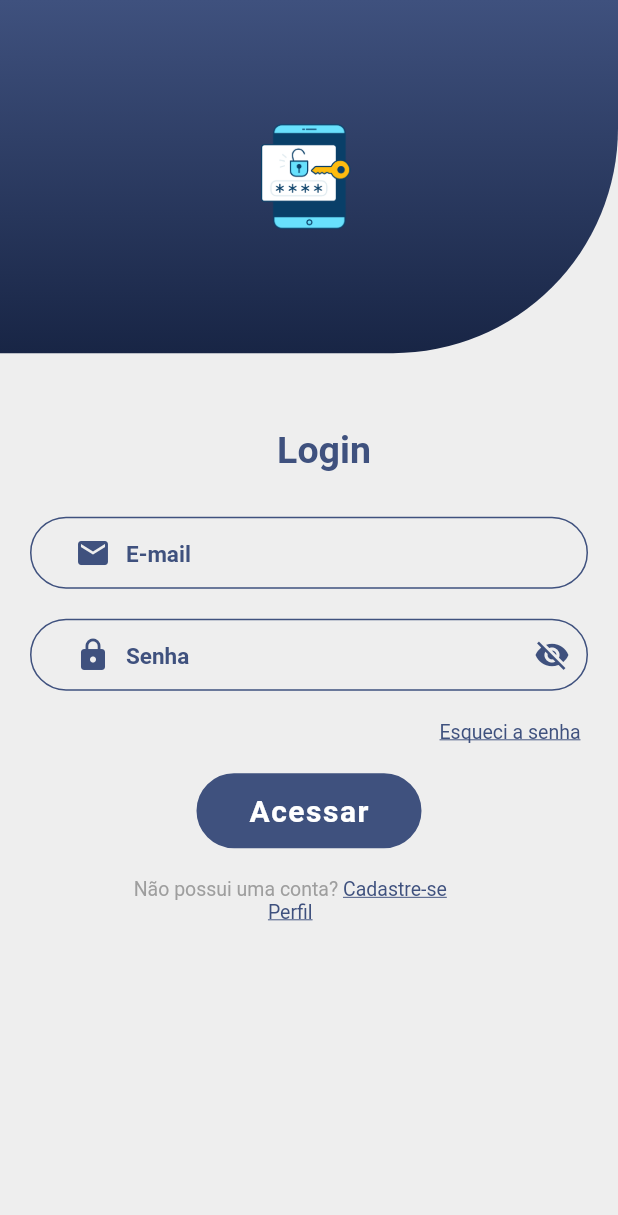
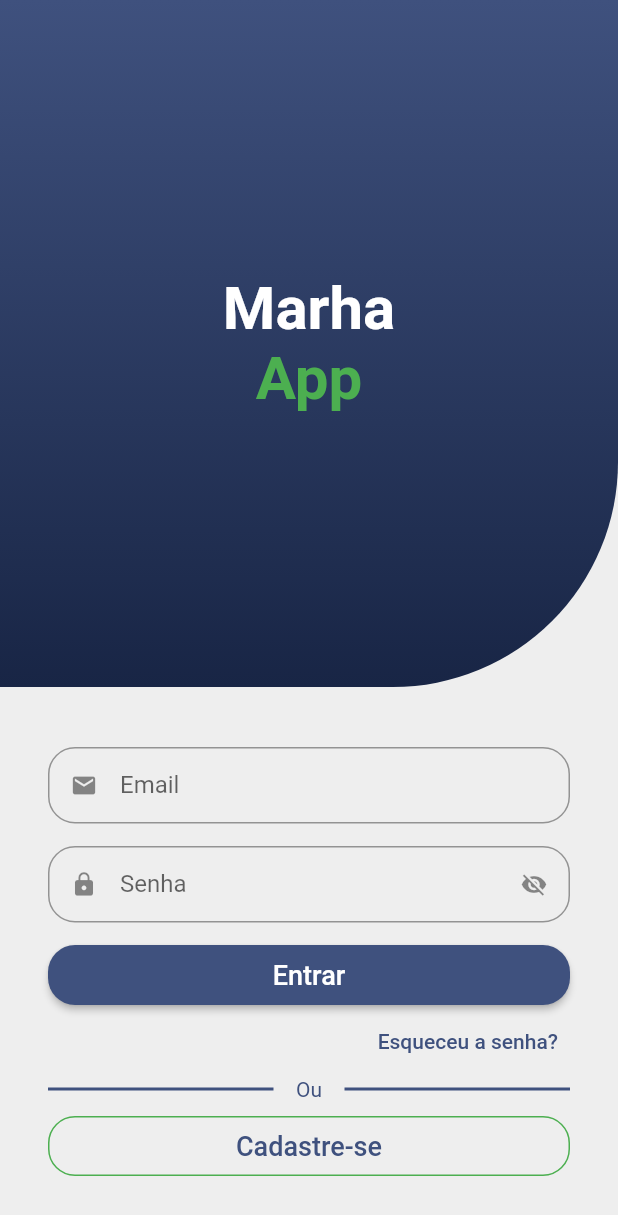
Before and after one commit to samuelfer/marhapass, a Flutter app: the screen it shows after launch, on a phone screen of 412 x 824 dp. Shown: the top 1215 px of the screen. Run offline on Flutter 3.47's test engine with Material 2 defaults, Android fonts, the phone set to English and light mode, and no system bars; drawn by our look-alikes of snippet_coder_utils.

Commit message:
Configurando o nome do app na tela de login

```diff
--- a/lib/main.dart
+++ b/lib/main.dart
@@ -1,6 +1,7 @@
 import 'package:flutter/material.dart';
+import 'package:marhapass/src/pages/auth/signin_screen.dart';
 import 'package:marhapass/src/pages/login_page.dart';
-import 'package:marhapass/src/pages/profile/profile.dart';
+import 'package:marhapass/src/pages/profile/profile_screen.dart';
 import 'package:marhapass/src/pages/register_page.dart';
 
 void main() {
@@ -13,12 +14,16 @@ class MyApp extends StatelessWidget {
   @override
   Widget build(BuildContext context) {
     return MaterialApp(
-      title: 'Meu App de Senhas',
+      title: 'MarhaApp',
+      theme: ThemeData(
+        primarySwatch: Colors.green,
+      ),
       debugShowCheckedModeBanner: false,
       routes: {
-        '/': (context) => const LoginPage(),
+        '/': (context) => const SigninScreenPage(),
+        '/login': (context) => const LoginPage(),
         '/register': (context) => const UserRegisterPage(),
-        '/profile': (context) => const Profile()
+        '/profile': (context) => const ProfileScreen()
       },
     );
   }
--- /dev/null
+++ b/lib/src/pages/auth/signin_screen.dart
@@ -0,0 +1,141 @@
+import 'package:flutter/material.dart';
+
+import '../components/custom_header_expanded.dart';
+import '../components/custom_text_field.dart';
+
+class SigninScreenPage extends StatefulWidget {
+  const SigninScreenPage({Key? key}) : super(key: key);
+
+  @override
+  State<SigninScreenPage> createState() => _SigninScreenPageState();
+}
+
+class _SigninScreenPageState extends State<SigninScreenPage> {
+  @override
+  Widget build(BuildContext context) {
+    return Scaffold(
+      backgroundColor: Colors.grey[200],
+      body: Column(
+        mainAxisAlignment: MainAxisAlignment.start,
+        crossAxisAlignment: CrossAxisAlignment.start,
+        children: [
+          const CustomHeaderExpanded(),
+          Container(
+            padding: const EdgeInsets.symmetric(
+              horizontal: 32,
+              vertical: 40,
+            ),
+            child: Column(
+              crossAxisAlignment: CrossAxisAlignment.stretch,
+              children: [
+                //Email
+                const CustomTextFied(
+                  icon: Icons.email,
+                  label: 'Email',
+                ),
+
+                //Nome
+                const CustomTextFied(
+                  icon: Icons.lock,
+                  label: 'Senha',
+                  isSecret: true,
+                ),
+
+                //Botao entrar
+                SizedBox(
+                  height: 40,
+                  child: ElevatedButton(
+                    style: ElevatedButton.styleFrom(
+                      shape: RoundedRectangleBorder(
+                        borderRadius: BorderRadius.circular(18),
+                      ),
+                      backgroundColor: const Color.fromRGBO(63, 81, 126, 5),
+                    ),
+                    onPressed: () {},
+                    child: const Text(
+                      "Entrar",
+                      style: TextStyle(
+                        fontSize: 18,
+                      ),
+                    ),
+                  ),
+                ),
+
+                //Esqueceu a senha
+                Align(
+                  alignment: Alignment.centerRight,
+                  child: TextButton(
+                    onPressed: () {},
+                    child: const Text(
+                      'Esqueceu a senha?',
+                      style: TextStyle(
+                        color: Color.fromRGBO(63, 81, 126, 5),
+                      ),
+                    ),
+                  ),
+                ),
+
+                //Divisor
+                Padding(
+                  padding: const EdgeInsets.only(bottom: 10),
+                  child: Row(
+                    children: const [
+                      Expanded(
+                        child: Divider(
+                          color: Color.fromRGBO(63, 81, 126, 5),
+                          thickness: 2,
+                        ),
+                      ),
+                      Padding(
+                        padding: EdgeInsets.symmetric(
+                          horizontal: 15,
+                        ),
+                        child: Text(
+                          "Ou",
+                          style:
+                              TextStyle(color: Color.fromRGBO(63, 81, 126, 5)),
+                        ),
+                      ),
+                      Expanded(
+                        child: Divider(
+                          color: Color.fromRGBO(63, 81, 126, 5),
+                          thickness: 2,
+                        ),
+                      ),
+                    ],
+                  ),
+                ),
+
+                //Botao cadastrar-se
+                SizedBox(
+                  height: 40,
+                  child: OutlinedButton(
+                    style: OutlinedButton.styleFrom(
+                      shape: RoundedRectangleBorder(
+                        borderRadius: BorderRadius.circular(
+                          18,
+                        ),
+                      ),
+                      side: const BorderSide(
+                        width: 1,
+                        color: Colors.green,
+                      ),
+                    ),
+                    onPressed: () {},
+                    child: const Text(
+                      "Cadastre-se",
+                      style: TextStyle(
+                        fontSize: 18,
+                        color: Color.fromRGBO(63, 81, 126, 5),
+                      ),
+                    ),
+                  ),
+                ),
+              ],
+            ),
+          ),
+        ],
+      ),
+    );
+  }
+}
--- /dev/null
+++ b/lib/src/pages/components/custom_header_expanded.dart
@@ -0,0 +1,64 @@
+import 'package:flutter/cupertino.dart';
+import 'package:flutter/material.dart';
+
+import 'package:snippet_coder_utils/hex_color.dart';
+
+class CustomHeaderExpanded extends StatelessWidget {
+  const CustomHeaderExpanded({super.key});
+
+  @override
+  Widget build(BuildContext context) {
+    return Expanded(
+      child: Container(
+        width: MediaQuery.of(context).size.width,
+        height: MediaQuery.of(context).size.height / 3.5,
+        decoration: BoxDecoration(
+          gradient: LinearGradient(
+            begin: Alignment.topCenter,
+            end: Alignment.bottomCenter,
+            colors: [
+              HexColor("#3f517e"),
+              HexColor("#182545"),
+            ],
+          ),
+          borderRadius: const BorderRadius.only(
+            bottomRight: Radius.circular(150),
+          ),
+        ),
+
+        //Nome do app
+        child: Column(
+          mainAxisAlignment: MainAxisAlignment.center,
+          children: const [
+            Text.rich(
+              TextSpan(
+                  style: TextStyle(
+                    fontSize: 40,
+                    fontWeight: FontWeight.bold,
+                    color: Colors.white,
+                  ),
+                  children: [
+                    TextSpan(
+                      text: "Marha",
+                    ),
+                  ]),
+            ),
+            Text.rich(
+              TextSpan(
+                  style: TextStyle(
+                    fontSize: 40,
+                    fontWeight: FontWeight.bold,
+                    color: Colors.green,
+                  ),
+                  children: [
+                    TextSpan(
+                      text: "App",
+                    ),
+                  ]),
+            ),
+          ],
+        ),
+      ),
+    );
+  }
+}
--- a/lib/src/pages/components/custom_text_field.dart
+++ b/lib/src/pages/components/custom_text_field.dart
@@ -3,10 +3,9 @@ import 'package:flutter/material.dart';
 class CustomTextFied extends StatefulWidget {
   final IconData icon;
   final String label;
-  bool isObscure = false;
   final bool isSecret;
 
-  CustomTextFied({
+  const CustomTextFied({
     Key? key,
     required this.icon,
     required this.label,
@@ -18,22 +17,31 @@ class CustomTextFied extends StatefulWidget {
 }
 
 class _CustomTextFiedState extends State<CustomTextFied> {
+  bool isObscure = false;
+
+  @override
+  void initState() {
+    super.initState();
+    isObscure = widget.isSecret;
+  }
+
   @override
   Widget build(BuildContext context) {
     return Padding(
       padding: const EdgeInsets.only(bottom: 15),
       child: TextFormField(
-        obscureText: widget.isObscure,
+        obscureText: isObscure,
         decoration: InputDecoration(
             prefixIcon: Icon(widget.icon),
-            suffixIcon: widget.isObscure
+            suffixIcon: widget.isSecret
                 ? IconButton(
                     onPressed: () {
                       setState(() {
-                        widget.isObscure = !widget.isObscure;
+                        isObscure = !isObscure;
                       });
                     },
-                    icon: const Icon(Icons.visibility),
+                    icon: Icon(
+                        isObscure ? Icons.visibility_off : Icons.visibility),
                   )
                 : null,
             labelText: widget.label,
--- a/lib/src/pages/profile/profile.dart
+++ b/lib/src/pages/profile/profile_screen.dart
@@ -2,14 +2,14 @@ import 'package:flutter/material.dart';
 import 'package:marhapass/src/pages/components/custom_text_field.dart';
 import 'package:marhapass/src/config/app_data.dart' as appData;
 
-class Profile extends StatelessWidget {
-  const Profile({super.key});
+class ProfileScreen extends StatelessWidget {
+  const ProfileScreen({super.key});
 
   @override
   Widget build(BuildContext context) {
     return Scaffold(
       appBar: AppBar(
-        title: const Text('Pefil'),
+        title: const Text('Perfil'),
         actions: [
           IconButton(
             onPressed: () {},
@@ -20,7 +20,7 @@ class Profile extends StatelessWidget {
       body: ListView(
         physics: const BouncingScrollPhysics(),
         padding: const EdgeInsets.fromLTRB(16, 32, 16, 16),
-        children: [
+        children: const [
           //Email
           CustomTextFied(
             icon: Icons.email,
```
